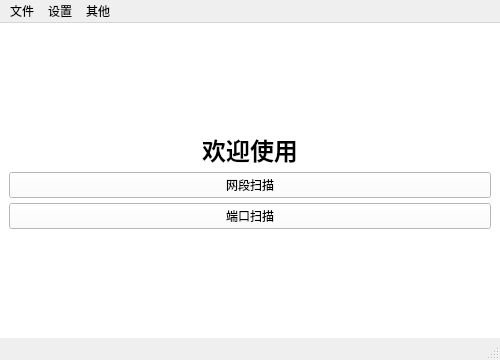
The window that qt/mainwindow.ui (JJLibra/XScanner) describes before a commit, drawn with Qt 5.
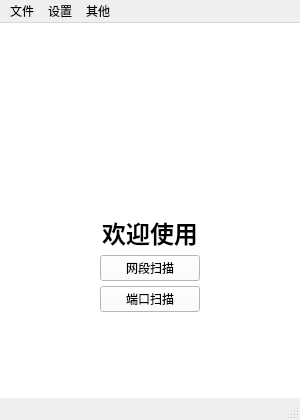
The same window after the commit. Icons and pictures are not drawn.

```diff
--- a/qt/mainwindow.ui
+++ b/qt/mainwindow.ui
@@ -6,8 +6,8 @@
    <rect>
     <x>0</x>
     <y>0</y>
-    <width>500</width>
-    <height>360</height>
+    <width>300</width>
+    <height>420</height>
    </rect>
   </property>
   <property name="windowTitle">
@@ -29,11 +29,66 @@
       <property name="sizeHint">
        <size>
         <width>20</width>
-        <height>40</height>
+        <height>20</height>
        </size>
       </property>
      </spacer>
     </item>
+    <item>
+     <layout class="QHBoxLayout">
+      <item>
+       <spacer name="horizontalSpacerLeft">
+        <property name="orientation">
+         <enum>Qt::Horizontal</enum>
+        </property>
+        <property name="sizeHint">
+         <size>
+          <width>20</width>
+          <height>20</height>
+         </size>
+        </property>
+       </spacer>
+      </item>
+      <item>
+       <widget class="QLabel" name="logoLabel">
+        <property name="alignment">
+         <set>Qt::AlignCenter</set>
+        </property>
+        <property name="pixmap">
+         <pixmap>:/xxfer.jpg</pixmap>
+        </property>
+        <property name="scaledContents">
+         <bool>true</bool>
+        </property>
+        <property name="minimumSize">
+         <size>
+          <width>100</width>
+          <height>100</height>
+         </size>
+        </property>
+        <property name="maximumSize">
+         <size>
+          <width>100</width>
+          <height>100</height>
+         </size>
+        </property>
+       </widget>
+      </item>
+      <item>
+       <spacer name="horizontalSpacerRight">
+        <property name="orientation">
+         <enum>Qt::Horizontal</enum>
+        </property>
+        <property name="sizeHint">
+         <size>
+          <width>20</width>
+          <height>20</height>
+         </size>
+        </property>
+       </spacer>
+      </item>
+     </layout>
+    </item>
     <item>
      <widget class="QLabel" name="welcomeLabel">
       <property name="text">
@@ -48,6 +103,21 @@
      </widget>
     </item>
     <item>
+     <layout class="QHBoxLayout">
+      <item>
+       <spacer name="horizontalSpacerLeft">
+        <property name="orientation">
+         <enum>Qt::Horizontal</enum>
+        </property>
+        <property name="sizeHint">
+         <size>
+          <width>20</width>
+          <height>20</height>
+         </size>
+        </property>
+       </spacer>
+      </item>
+      <item>
      <layout class="QVBoxLayout" name="buttonLayout">
       <item>
        <widget class="QPushButton" name="scanHostsButton">
@@ -60,6 +130,12 @@
           <height>0</height>
          </size>
         </property>
+          <property name="maximumSize">
+           <size>
+            <width>200</width>
+            <height>50</height>
+           </size>
+          </property>
        </widget>
       </item>
       <item>
@@ -73,7 +149,28 @@
           <height>0</height>
          </size>
         </property>
-       </widget>
+          <property name="maximumSize">
+           <size>
+            <width>200</width>
+            <height>50</height>
+           </size>
+          </property>
+         </widget>
+        </item>
+       </layout>
+      </item>
+      <item>
+       <spacer name="horizontalSpacerRight">
+        <property name="orientation">
+         <enum>Qt::Horizontal</enum>
+        </property>
+        <property name="sizeHint">
+         <size>
+          <width>20</width>
+          <height>20</height>
+         </size>
+        </property>
+       </spacer>
       </item>
      </layout>
     </item>
@@ -85,7 +182,7 @@
       <property name="sizeHint">
        <size>
         <width>20</width>
-        <height>100</height>
+        <height>20</height>
        </size>
       </property>
      </spacer>
@@ -97,7 +194,7 @@
     <rect>
      <x>0</x>
      <y>0</y>
-     <width>500</width>
+     <width>300</width>
      <height>20</height>
     </rect>
    </property>
```
Left out of the diff: 2 changed lines with no effect on the pictures. Lines whose indentation alone changed are shown as unchanged.
